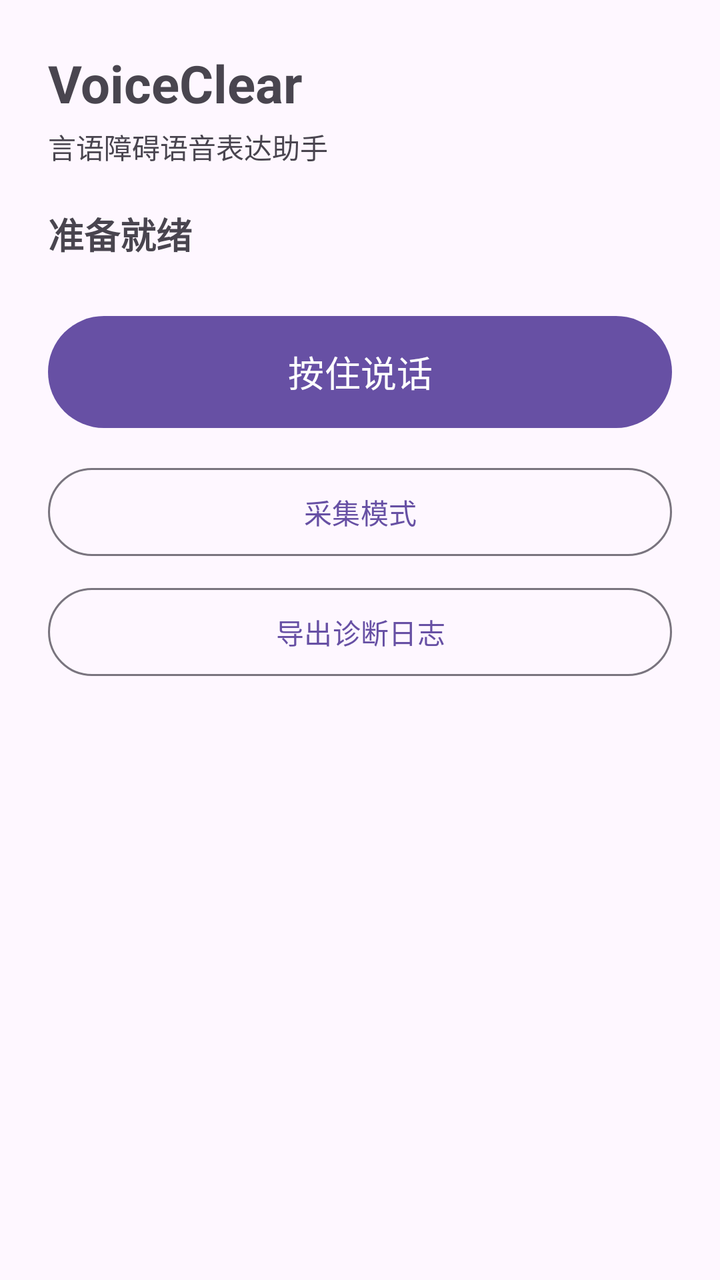
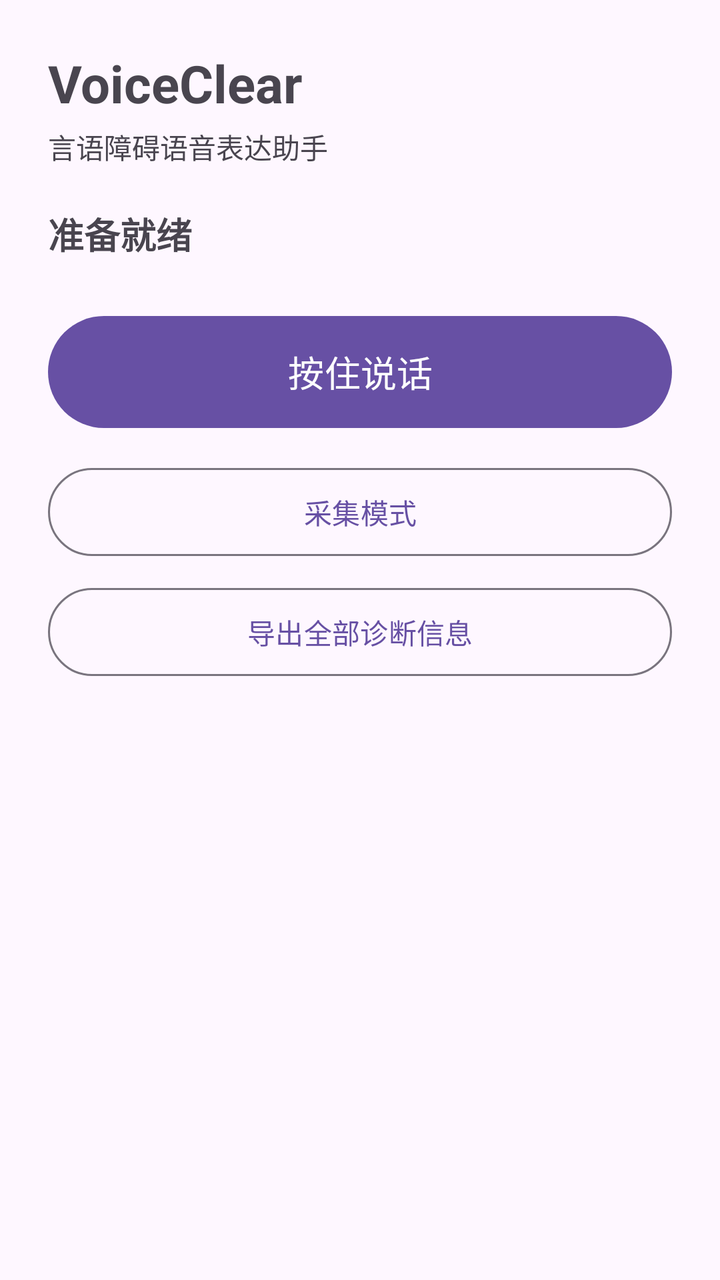

Compare the two renders of this Android layout. The source of the first and the diff that turns it into the second are given below.
<!-- AndroidManifest.xml: application theme Theme.VoiceClear -->
<!-- res/layout/activity_main.xml -->
<?xml version="1.0" encoding="utf-8"?>
<ScrollView xmlns:android="http://schemas.android.com/apk/res/android"
    xmlns:app="http://schemas.android.com/apk/res-auto"
    xmlns:tools="http://schemas.android.com/tools"
    android:layout_width="match_parent"
    android:layout_height="match_parent"
    android:fillViewport="true">

    <LinearLayout
        android:layout_width="match_parent"
        android:layout_height="wrap_content"
        android:orientation="vertical"
        android:padding="24dp">

        <TextView
            android:id="@+id/appTitle"
            android:layout_width="match_parent"
            android:layout_height="wrap_content"
            android:text="@string/app_name"
            android:textSize="26sp"
            android:textStyle="bold" />

        <TextView
            android:id="@+id/appTagline"
            android:layout_width="match_parent"
            android:layout_height="wrap_content"
            android:layout_marginTop="4dp"
            android:text="@string/app_tagline"
            android:textSize="14sp" />

        <TextView
            android:id="@+id/stateText"
            android:layout_width="match_parent"
            android:layout_height="wrap_content"
            android:layout_marginTop="20dp"
            android:accessibilityLiveRegion="polite"
            android:text="@string/state_idle"
            android:textSize="18sp"
            android:textStyle="bold" />

        <TextView
            android:id="@+id/warningText"
            android:layout_width="match_parent"
            android:layout_height="wrap_content"
            android:layout_marginTop="12dp"
            android:textColor="#B3261E"
            android:textSize="14sp"
            android:visibility="gone" />

        <com.google.android.material.button.MaterialButton
            android:id="@+id/recordButton"
            android:layout_width="match_parent"
            android:layout_height="wrap_content"
            android:layout_marginTop="24dp"
            android:minHeight="64dp"
            android:text="@string/btn_start"
            android:textSize="18sp" />

        <com.google.android.material.button.MaterialButton
            android:id="@+id/captureModeButton"
            style="@style/Widget.Material3.Button.OutlinedButton"
            android:layout_width="match_parent"
            android:layout_height="wrap_content"
            android:layout_marginTop="12dp"
            android:minHeight="52dp"
            android:text="@string/capture_title" />

        <com.google.android.material.button.MaterialButton
            android:id="@+id/exportLogButton"
            style="@style/Widget.Material3.Button.OutlinedButton"
            android:layout_width="match_parent"
            android:layout_height="wrap_content"
            android:layout_marginTop="8dp"
            android:minHeight="52dp"
            android:text="@string/export_log" />

        <com.google.android.material.button.MaterialButton
            android:id="@+id/confirmButton"
            android:layout_width="match_parent"
            android:layout_height="wrap_content"
            android:layout_marginTop="12dp"
            android:minHeight="56dp"
            android:text="@string/btn_confirm"
            android:visibility="gone" />

        <com.google.android.material.button.MaterialButton
            android:id="@+id/originalButton"
            android:layout_width="match_parent"
            android:layout_height="wrap_content"
            android:layout_marginTop="12dp"
            android:minHeight="56dp"
            android:text="@string/btn_play_original"
            android:visibility="gone" />

        <com.google.android.material.button.MaterialButton
            android:id="@+id/cancelButton"
            android:layout_width="match_parent"
            android:layout_height="wrap_content"
            android:layout_marginTop="12dp"
            android:minHeight="56dp"
            android:text="@string/btn_cancel"
            android:visibility="gone" />

        <TextView
            android:id="@+id/textLabel"
            android:layout_width="match_parent"
            android:layout_height="wrap_content"
            android:layout_marginTop="24dp"
            android:text="@string/label_recognized_text"
            android:textSize="14sp"
            android:visibility="gone" />

        <EditText
            android:id="@+id/recognizedText"
            android:layout_width="match_parent"
            android:layout_height="wrap_content"
            android:layout_marginTop="8dp"
            android:autofillHints="none"
            android:gravity="top|start"
            android:hint="@string/hint_recognized_text"
            android:inputType="textMultiLine"
            android:minLines="3"
            android:textSize="18sp"
            android:visibility="gone" />

        <TextView
            android:id="@+id/confidenceText"
            android:layout_width="match_parent"
            android:layout_height="wrap_content"
            android:layout_marginTop="12dp"
            android:textSize="13sp"
            android:visibility="gone" />

    </LinearLayout>
</ScrollView>
<!-- resources referenced by this layout -->
<resources>
  <string name="app_name">VoiceClear</string>
  <string name="app_tagline">言语障碍语音表达助手</string>
  <string name="btn_cancel">取消</string>
  <string name="btn_confirm">确认并播放</string>
  <string name="btn_play_original">播放原始语音</string>
  <string name="btn_start">按住说话</string>
  <string name="capture_title">采集模式</string>
  <string name="export_log">导出诊断日志</string>
  <string name="hint_recognized_text">请确认或修改识别出的文字</string>
  <string name="label_recognized_text">识别文本（可修改）</string>
  <string name="state_idle">准备就绪</string>
  <style name="Theme.VoiceClear" parent="Theme.Material3.DayNight.NoActionBar" />
</resources>

<!-- the commit's change to res/layout/activity_main.xml (unified diff, before → after) -->
@@ -74,6 +74,23 @@
             android:minHeight="52dp"
             android:text="@string/export_log" />
 
+        <TextView
+            android:id="@+id/modelStatusText"
+            android:layout_width="match_parent"
+            android:layout_height="wrap_content"
+            android:layout_marginTop="16dp"
+            android:textSize="13sp" />
+
+        <com.google.android.material.button.MaterialButton
+            android:id="@+id/modelSetupButton"
+            style="@style/Widget.Material3.Button.OutlinedButton"
+            android:layout_width="match_parent"
+            android:layout_height="wrap_content"
+            android:layout_marginTop="8dp"
+            android:minHeight="52dp"
+            android:text="@string/model_download_short"
+            android:visibility="gone" />
+
         <com.google.android.material.button.MaterialButton
             android:id="@+id/confirmButton"
             android:layout_width="match_parent"
<!-- resource entries referenced after the edit -->
@@ -7,9 +7,10 @@
   <string name="btn_play_original">播放原始语音</string>
   <string name="btn_start">按住说话</string>
   <string name="capture_title">采集模式</string>
-  <string name="export_log">导出诊断日志</string>
+  <string name="export_log">导出全部诊断信息</string>
   <string name="hint_recognized_text">请确认或修改识别出的文字</string>
   <string name="label_recognized_text">识别文本（可修改）</string>
+  <string name="model_download_short">下载识别模型</string>
   <string name="state_idle">准备就绪</string>
   <style name="Theme.VoiceClear" parent="Theme.Material3.DayNight.NoActionBar" />
 </resources>
